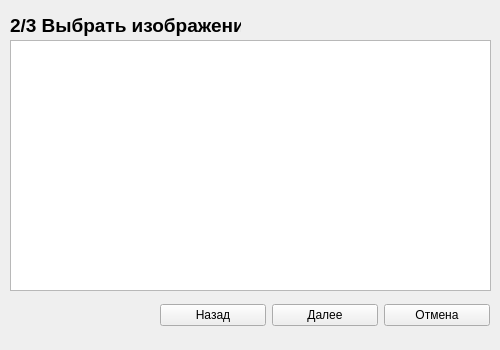
Above: UI/import_select_screen.ui from MIJO7317/MRIphantom_desktop before the change. Below: the same form after it.
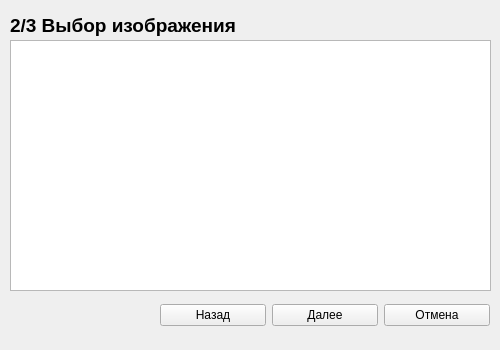
That is the form after the change.

The edit to the form file:
```diff
--- a/UI/import_select_screen.ui
+++ b/UI/import_select_screen.ui
@@ -69,7 +69,7 @@
     <rect>
      <x>10</x>
      <y>10</y>
-     <width>231</width>
+     <width>481</width>
      <height>31</height>
     </rect>
    </property>
@@ -83,7 +83,7 @@
     </font>
    </property>
    <property name="text">
-    <string>2/3 Выбрать изображение</string>
+    <string>2/3 Выбор изображения</string>
    </property>
   </widget>
   <widget class="QTableWidget" name="tableWidget">
```
